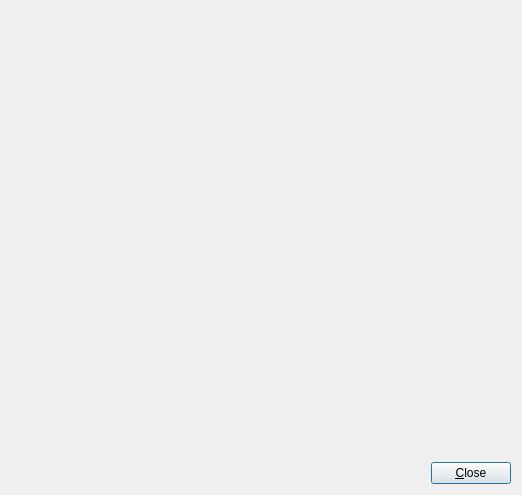
Above: mapEditor/src/viewTextureForm.ui from jeremydumais/TheWarrior before the change. Below: the same form after it.
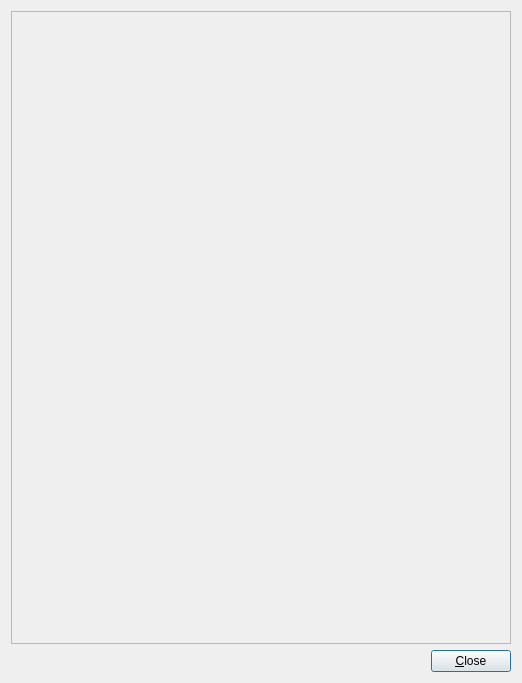
That is the form after the change.

Commit message: Work on the selection/change of a texture on a map tile.

Patch:
```diff
--- a/mapEditor/src/viewTextureForm.ui
+++ b/mapEditor/src/viewTextureForm.ui
@@ -7,33 +7,45 @@
     <x>0</x>
     <y>0</y>
     <width>522</width>
-    <height>495</height>
+    <height>683</height>
    </rect>
   </property>
+  <property name="maximumSize">
+   <size>
+    <width>16777215</width>
+    <height>16777215</height>
+   </size>
+  </property>
   <property name="windowTitle">
    <string>View texture</string>
   </property>
   <layout class="QVBoxLayout" name="verticalLayout">
    <item>
-    <widget class="QLabel" name="labelImage">
-     <property name="text">
-      <string/>
+    <widget class="QScrollArea" name="scrollArea">
+     <property name="widgetResizable">
+      <bool>true</bool>
      </property>
+     <widget class="QWidget" name="scrollAreaWidgetContents">
+      <property name="geometry">
+       <rect>
+        <x>0</x>
+        <y>0</y>
+        <width>502</width>
+        <height>630</height>
+       </rect>
+      </property>
+      <layout class="QGridLayout" name="gridLayout">
+       <item row="0" column="0">
+        <widget class="QLabel" name="labelImage">
+         <property name="text">
+          <string/>
+         </property>
+        </widget>
+       </item>
+      </layout>
+     </widget>
     </widget>
    </item>
-   <item>
-    <spacer name="verticalSpacer">
-     <property name="orientation">
-      <enum>Qt::Vertical</enum>
-     </property>
-     <property name="sizeHint" stdset="0">
-      <size>
-       <width>20</width>
-       <height>40</height>
-      </size>
-     </property>
-    </spacer>
-   </item>
    <item>
     <layout class="QHBoxLayout" name="horizontalLayout">
      <item>
```
The commit also changes 16 other files.
